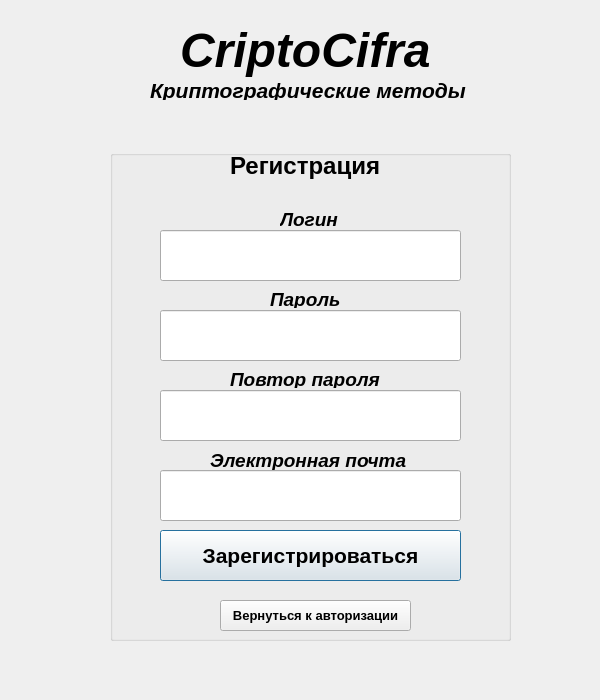
This is Registration.ui in inob/ci as Qt 5 draws it before an edit. The edited form follows.
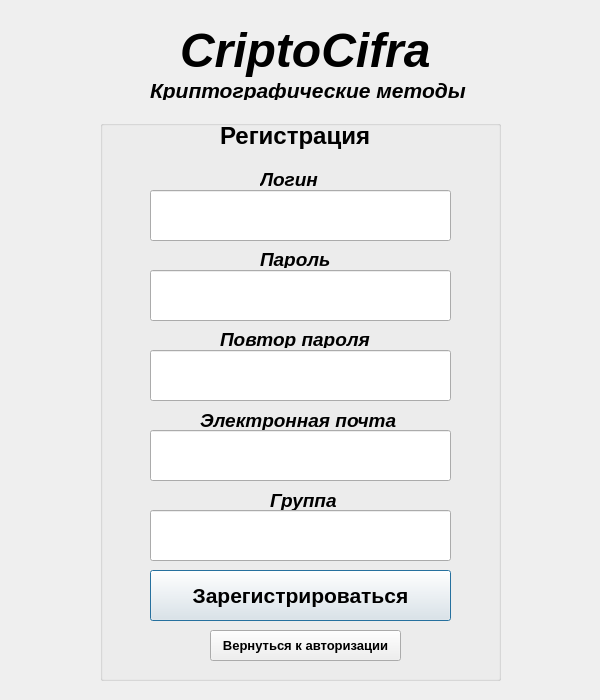
This is the edited form.

What changed in the file:
```diff
--- a/Registration.ui
+++ b/Registration.ui
@@ -16,10 +16,10 @@
   <widget class="QGroupBox" name="groupBox_2">
    <property name="geometry">
     <rect>
-     <x>110</x>
-     <y>150</y>
+     <x>100</x>
+     <y>120</y>
      <width>401</width>
-     <height>491</height>
+     <height>561</height>
     </rect>
    </property>
    <property name="font">
@@ -37,7 +37,7 @@
     <property name="geometry">
      <rect>
       <x>50</x>
-      <y>80</y>
+      <y>70</y>
       <width>301</width>
       <height>51</height>
      </rect>
@@ -53,7 +53,7 @@
     <property name="geometry">
      <rect>
       <x>50</x>
-      <y>160</y>
+      <y>150</y>
       <width>301</width>
       <height>51</height>
      </rect>
@@ -62,8 +62,8 @@
    <widget class="QLabel" name="label_5">
     <property name="geometry">
      <rect>
-      <x>170</x>
-      <y>60</y>
+      <x>160</x>
+      <y>50</y>
       <width>71</width>
       <height>18</height>
      </rect>
@@ -84,7 +84,7 @@
     <property name="geometry">
      <rect>
       <x>160</x>
-      <y>140</y>
+      <y>130</y>
       <width>91</width>
       <height>18</height>
      </rect>
@@ -105,7 +105,7 @@
     <property name="geometry">
      <rect>
       <x>50</x>
-      <y>380</y>
+      <y>450</y>
       <width>301</width>
       <height>51</height>
      </rect>
@@ -118,7 +118,7 @@
     <property name="geometry">
      <rect>
       <x>50</x>
-      <y>240</y>
+      <y>230</y>
       <width>301</width>
       <height>51</height>
      </rect>
@@ -128,7 +128,7 @@
     <property name="geometry">
      <rect>
       <x>50</x>
-      <y>320</y>
+      <y>310</y>
       <width>301</width>
       <height>51</height>
      </rect>
@@ -138,7 +138,7 @@
     <property name="geometry">
      <rect>
       <x>120</x>
-      <y>220</y>
+      <y>210</y>
       <width>161</width>
       <height>18</height>
      </rect>
@@ -159,7 +159,7 @@
     <property name="geometry">
      <rect>
       <x>100</x>
-      <y>300</y>
+      <y>290</y>
       <width>211</width>
       <height>20</height>
      </rect>
@@ -180,7 +180,7 @@
     <property name="geometry">
      <rect>
       <x>110</x>
-      <y>450</y>
+      <y>510</y>
       <width>191</width>
       <height>31</height>
      </rect>
@@ -218,6 +218,37 @@
      <string>Регистрация</string>
     </property>
    </widget>
+   <widget class="QLineEdit" name="group">
+    <property name="geometry">
+     <rect>
+      <x>50</x>
+      <y>390</y>
+      <width>301</width>
+      <height>51</height>
+     </rect>
+    </property>
+   </widget>
+   <widget class="QLabel" name="label_12">
+    <property name="geometry">
+     <rect>
+      <x>170</x>
+      <y>370</y>
+      <width>211</width>
+      <height>20</height>
+     </rect>
+    </property>
+    <property name="font">
+     <font>
+      <pointsize>14</pointsize>
+      <weight>75</weight>
+      <italic>true</italic>
+      <bold>true</bold>
+     </font>
+    </property>
+    <property name="text">
+     <string>Группа</string>
+    </property>
+   </widget>
   </widget>
   <widget class="QLabel" name="label_7">
    <property name="geometry">
```
